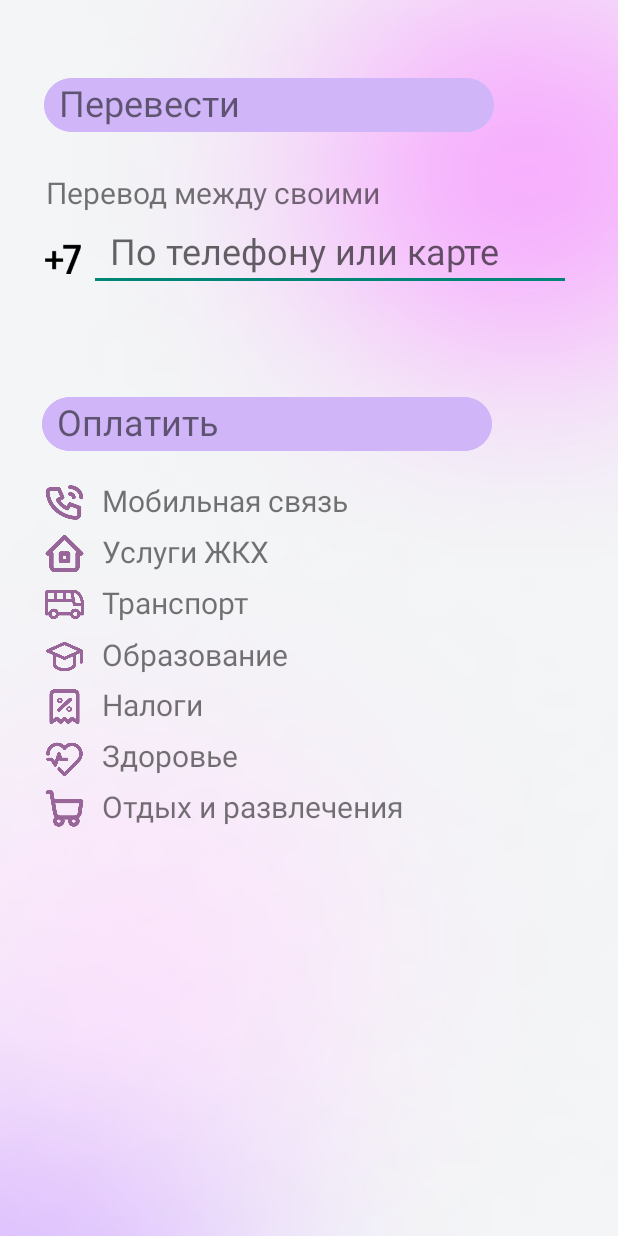
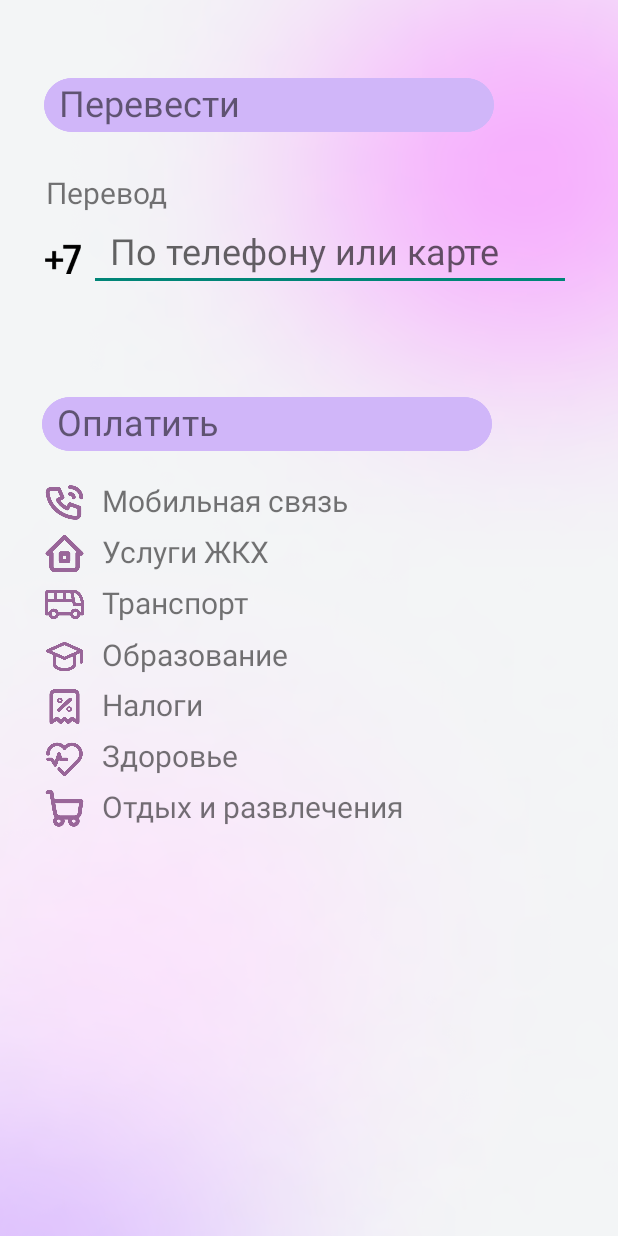
Before and after one commit to dorallodee/Finale, an Android app: the Services screen opened directly, with no data from a screen before it, on a phone screen of 412 x 824 dp. Run offline under Robolectric (Android 15) with nearby library versions, the phone set to English and light mode, and no system bars; Roboto replaces fonts that are not available here.

Commit message:
Внесла финальные корректировки

```diff
--- a/app/src/main/java/com/example/finale/MiniHistories.java
+++ b/app/src/main/java/com/example/finale/MiniHistories.java
@@ -22,7 +22,7 @@ public class MiniHistories extends AppCompatActivity implements View.OnTouchList
     protected void onCreate(Bundle savedInstanceState) {
         super.onCreate(savedInstanceState);
         iv = new ImageView(this);
-        iv.setOnTouchListener(this); // для обработки касаний
+        iv.setOnTouchListener(this);
         setContentView(R.layout.activity_mini_histories);
         tview = findViewById(R.id.readmore);
 
@@ -43,7 +43,7 @@ public class MiniHistories extends AppCompatActivity implements View.OnTouchList
     public boolean onTouch(View view, MotionEvent motionEvent) {
         if (motionEvent.getAction() == MotionEvent.ACTION_DOWN) { // нажатие
                 try {
-                    Thread.sleep(10000); // тут нужно будет подобрать функцию для задержки экрана
+                    Thread.sleep(10000);
                 } catch (InterruptedException e) {
                     e.printStackTrace();
                 }
--- a/app/src/main/res/values/strings.xml
+++ b/app/src/main/res/values/strings.xml
@@ -158,7 +158,7 @@
     <string name="transferHint">По телефону или карте</string>
     <string name="health">Здоровье</string>
     <string name="recreationAndEnt">Отдых и развлечения</string>
-    <string name="transferBetween">Перевод между своими</string>
+    <string name="transferBetween">Перевод</string>
     <string name="march">В марте 2022 года министр финансов РФ Антон Силуанов заявил, что на фоне нестабильной геополитической ситуации вложения в золото станут идеальной альтернативой покупке долларов. Он пояснял, что цена на золото подвержена краткосрочным колебаниям, но в долгосрочной перспективе вложения показывают свою прибыльность. При этом покупка и хранение валюты в этом году заметно осложнились. В марте Банк России ввел запрет на снятие с валютных вкладов наличных средств на сумму более $10 000. Если же вклад был открыт с 9 марта, снять с него средства можно только в рублях. Позднее регулятор продлил эти меры до марта 2023 г. В июне российские банки начали вводить комиссию за хранение валюты на счетах в размере от 0,1% до 1%. При этом многие крупные российские банки и брокеры стали отказываться от открытия накопительных счетов и вкладов в долларах и евро. Эксперты объясняли это решение невозможностью куда-либо вложить иностранную валюту, из-за чего хранение долларов и евро для банков становится невыгодным. Действуют ограничения и на покупку наличной валюты.</string>
     <string name="exchange">Заменят ли золотые слитки инвестиции в доллары</string>
     <string name="buy_gold">Выгодно ли покупать золото в 2022 году</string>
```
